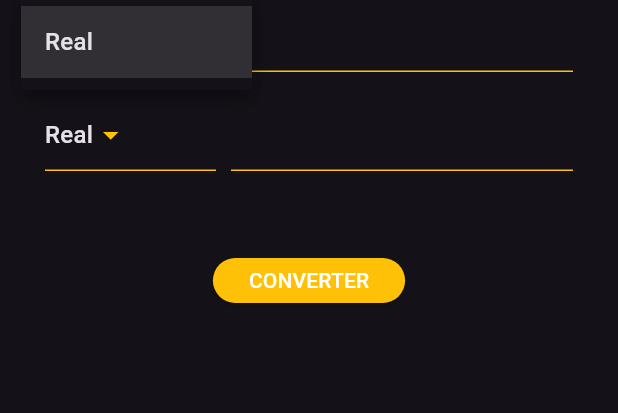
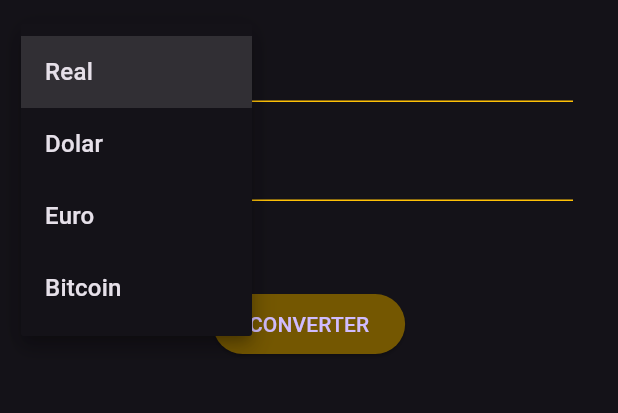
Before and after one commit to franklinrosa/ConversorMoeda, a Flutter app: the screen it shows after launch, after a tap on "Real", on a phone screen of 412 x 824 dp, the part 450-863 px from its top. Run offline on Flutter 3.47's test engine with Material 3 defaults, Android fonts, the phone set to English and light mode, and no system bars.

Commit message:
2 10/5/2024

```diff
--- a/lib/app/components/currency_box.dart
+++ b/lib/app/components/currency_box.dart
@@ -1,7 +1,18 @@
+import 'package:conversor_curso/app/models/currency_model.dart';
 import 'package:flutter/material.dart';
 
 class CurrencyBox extends StatelessWidget {
-  const CurrencyBox({super.key});
+  final void Function(CurrencyModel? model) onChanged;
+  final TextEditingController controller;
+  final List<CurrencyModel> items;
+  final CurrencyModel selectedItem;
+
+  const CurrencyBox(
+      {super.key,
+      required this.items,
+      required this.controller,
+      required this.onChanged,
+      required this.selectedItem});
 
   @override
   Widget build(BuildContext context) {
@@ -9,41 +20,34 @@ class CurrencyBox extends StatelessWidget {
       crossAxisAlignment: CrossAxisAlignment.start,
       children: [
         Expanded(
-            flex: 1,
-            child: SizedBox(
-              height: 56,
-              //width: ,
-              child: DropdownButton(
-                  iconEnabledColor: Colors.amber,
-                  underline: Container(
-                    height: 1,
-                    color: Colors.amber,
-                  ),
-                  items: const [
-                    DropdownMenuItem(
-                      child: Text('Real'),
-                    ),
-
-                    //DropdownMenuItem(child: Text('Real')),
-                  ],
-                  onChanged: (value) {}),
-            )),
-        const SizedBox(
-          width: 10,
-        ),
-        const Expanded(
-          flex: 2,
-          child: TextField(
-            decoration: InputDecoration(
-              enabledBorder: UnderlineInputBorder(
-                borderSide: BorderSide(color: Colors.amber),
-              ),
-              focusedBorder: UnderlineInputBorder(
-                borderSide: BorderSide(color: Colors.amber),
-              ),
+          flex: 1,
+          child: SizedBox(
+            height: 56,
+            child: DropdownButton<CurrencyModel>(
+              value: selectedItem,
+              underline: Container(height: 1, color: Colors.amber),
+              onChanged: onChanged,
+              iconEnabledColor: Colors.amber,
+              isExpanded: true,
+              items: items
+                  .map((item) => DropdownMenuItem(
+                        value: item,
+                        child: Text(item.name),
+                      ))
+                  .toList(),
             ),
           ),
         ),
+        const SizedBox(width: 10),
+        Expanded(
+            flex: 2,
+            child: TextField(
+                controller: controller,
+                decoration: const InputDecoration(
+                    enabledBorder: UnderlineInputBorder(
+                        borderSide: BorderSide(color: Colors.amber)),
+                    focusedBorder: UnderlineInputBorder(
+                        borderSide: BorderSide(color: Colors.amber))))),
       ],
     );
   }
--- /dev/null
+++ b/lib/app/controllers/home_controller.dart
@@ -0,0 +1,34 @@
+import 'package:conversor_curso/app/models/currency_model.dart';
+import 'package:flutter/cupertino.dart';
+
+class HomeController {
+  final TextEditingController fromText;
+  late List<CurrencyModel> currencies;
+  final TextEditingController toText;
+  late CurrencyModel fromCurrency;
+  late CurrencyModel toCurrency;
+
+  HomeController({required this.fromText, required this.toText}) {
+    currencies = CurrencyModel.getCurrencies();
+    fromCurrency = currencies[1];
+    toCurrency = currencies[0];
+  }
+
+  void convert() {
+    String text = toText.text;
+    double value = double.tryParse(text.replaceAll(',', '.')) ?? 1.0;
+    double returnValue = 0;
+
+    if (fromCurrency.name == 'Real') {
+      returnValue = value * toCurrency.real;
+    } else if (fromCurrency.name == 'Dolar') {
+      returnValue = value * toCurrency.dolar;
+    } else if (fromCurrency.name == 'Euro') {
+      returnValue = value * toCurrency.euro;
+    } else if (fromCurrency.name == 'Bitcoin') {
+      returnValue = value * toCurrency.bitcoin;
+    }
+
+    fromText.text = returnValue.toStringAsFixed(2);
+  }
+}
--- /dev/null
+++ b/lib/app/views/home_view.dart
@@ -0,0 +1,82 @@
+import 'package:conversor_curso/app/controllers/home_controller.dart';
+import 'package:conversor_curso/app/components/currency_box.dart';
+import 'package:conversor_curso/app/models/currency_model.dart';
+import 'package:flutter/material.dart';
+
+class HomeView extends StatefulWidget {
+  const HomeView({super.key});
+
+  @override
+  _HomeViewState createState() => _HomeViewState();
+}
+
+class _HomeViewState extends State<HomeView> {
+  late HomeController homeController;
+
+  final TextEditingController fromText = TextEditingController();
+
+  final TextEditingController toText = TextEditingController();
+
+  @override
+  void initState() {
+    super.initState();
+
+    homeController = HomeController(fromText: fromText, toText: toText);
+  }
+
+  @override
+  Widget build(BuildContext context) {
+    return Scaffold(
+      body: SingleChildScrollView(
+        child: SizedBox(
+          height: MediaQuery.of(context).size.height,
+          width: MediaQuery.of(context).size.width,
+          child: Padding(
+            padding: const EdgeInsets.only(left: 30, right: 30, top: 100),
+            child: Column(children: [
+              Image.asset(
+                'assets/image/logo.png',
+                width: 200,
+                height: 200,
+              ),
+              const SizedBox(height: 20),
+              CurrencyBox(
+                selectedItem: homeController.toCurrency,
+                controller: homeController.toText,
+                items: homeController.currencies,
+                onChanged: (CurrencyModel? model) {
+                  setState(() {
+                    homeController.toCurrency =
+                        model ?? homeController.toCurrency;
+                  });
+                },
+              ),
+              const SizedBox(height: 10),
+              CurrencyBox(
+                selectedItem: homeController.fromCurrency,
+                controller: homeController.fromText,
+                items: homeController.currencies,
+                onChanged: (CurrencyModel? model) {
+                  setState(() {
+                    homeController.fromCurrency =
+                        model ?? homeController.fromCurrency;
+                  });
+                },
+              ),
+              const SizedBox(height: 50),
+              ElevatedButton(
+                style: ElevatedButton.styleFrom(
+                  backgroundColor: const Color.fromARGB(255, 116, 87, 1),
+                ),
+                onPressed: () {
+                  homeController.convert();
+                },
+                child: const Text('CONVERTER'),
+              )
+            ]),
+          ),
+        ),
+      ),
+    );
+  }
+}
--- a/lib/main.dart
+++ b/lib/main.dart
@@ -1,4 +1,4 @@
-import 'package:conversor_curso/views/home_view.dart';
+import 'package:conversor_curso/app/views/home_view.dart';
 import 'package:flutter/material.dart';
 
 void main() {
--- a/lib/views/home_view.dart
+++ /dev/null
@@ -1,50 +0,0 @@
-import 'package:conversor_curso/app/components/currency_box.dart';
-import 'package:flutter/material.dart';
-
-class HomeView extends StatelessWidget {
-  const HomeView({super.key});
-
-  @override
-  Widget build(BuildContext context) {
-    return Scaffold(
-      body: SizedBox(
-        width: MediaQuery.of(context).size.width,
-        height: MediaQuery.of(context).size.height,
-        child: Padding(
-          padding: const EdgeInsets.only(
-            top: 100,
-            left: 30,
-            right: 30,
-            bottom: 20,
-          ),
-          child: Column(
-            children: [
-              Image.asset(
-                'assets/image/logo.png',
-                width: 200,
-                height: 200,
-              ),
-              const CurrencyBox(),
-              const SizedBox(height: 10),
-              const CurrencyBox(),
-              const SizedBox(height: 50),
-              SizedBox(
-                height: 30,
-                child: ElevatedButton(
-                  style: ElevatedButton.styleFrom(
-                    foregroundColor: Colors.white,
-                    backgroundColor: Colors.amber,
-                  ),
-                  onPressed: () {},
-                  child: const Text(
-                    'CONVERTER',
-                  ),
-                ),
-              ),
-            ],
-          ),
-        ),
-      ),
-    );
-  }
-}
```
Also changed, not shown: lib/app/models/currency_model.dart (renamed from lib/models/currency_model.dart).
